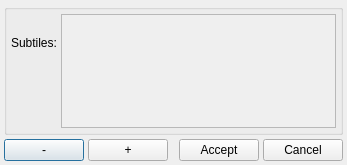
pionere/d1-graphics-tool, file source/tilesetlightdialog.ui: the form before one commit.
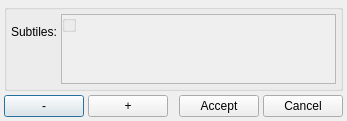
The form after the commit.

```diff
--- a/source/tilesetlightdialog.ui
+++ b/source/tilesetlightdialog.ui
@@ -20,13 +20,16 @@
        </widget>
       </item>
       <item row="0" column="1" rowspan="2">
-       <widget class="QScrollArea" name="subtileRangesScrollArea">
+       <widget class="QScrollArea">
         <property name="minimumWidth">
          <number>180</number>
         </property>
         <property name="minimumHeight">
          <number>80</number>
         </property>
+        <widget class="QGroupBox">
+         <layout class="QVBoxLayout" name="rangesVBoxLayout"/>
+        </widget>
        </widget>
       </item>
       <item row="1" column="0" alignment="Qt::AlignTop">
```
Lines whose indentation alone changed are shown as unchanged.
